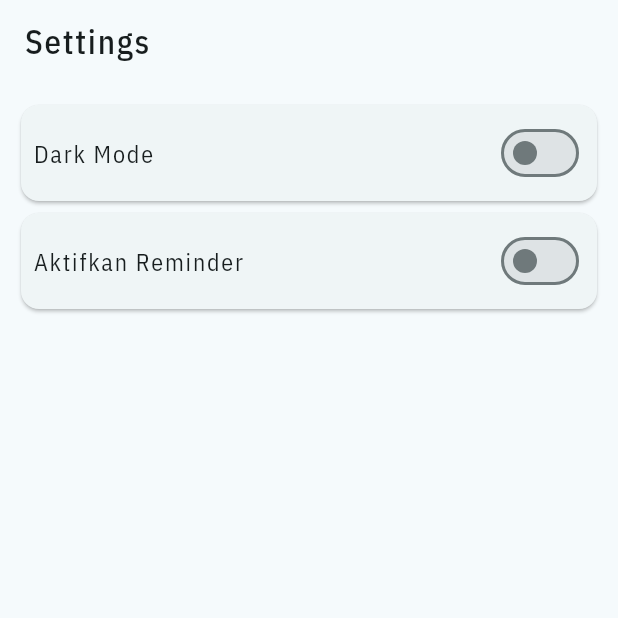
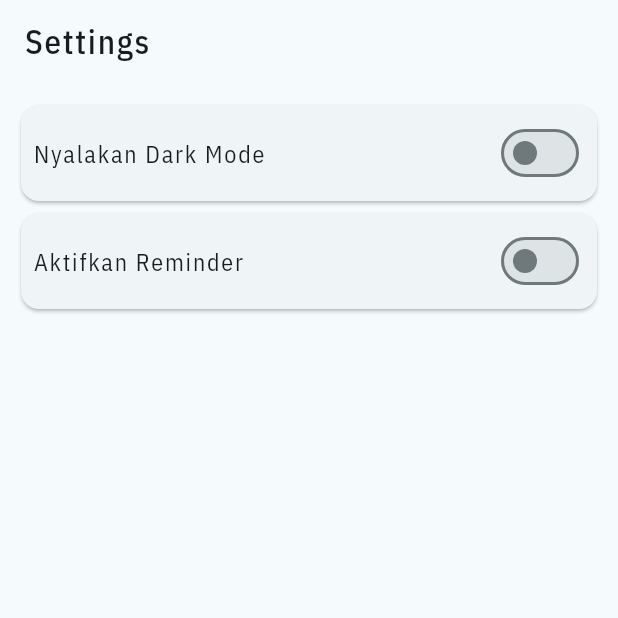
Before and after one commit to FikrTechnology/restaurant_app_api_provider, a Flutter app: the screen it shows after launch, item 3 of the bottom bar chosen, on a phone screen of 412 x 824 dp, the top half of it. Run offline on Flutter 3.47's test engine with Material 3 defaults, Android fonts, the phone set to English and light mode, and no system bars; our stand-ins replace flutter_local_notifications, flutter_svg, flutter_timezone, shared_preferences, sqflite, timezone; accounts and stored records are empty; network calls fail; project files that could hold a hidden picture were left out.

Commit message:
Fixing bug & penyesuaian

```diff
--- a/lib/main.dart
+++ b/lib/main.dart
@@ -69,9 +69,9 @@ class MyApp extends StatelessWidget {
       builder: (context, value, child) {
         return MaterialApp(
           title: 'Restaurant App',
-          theme: value.isDarkModeOn ? RestaurantTheme.darkTheme : RestaurantTheme.lightTheme,
-          darkTheme: value.isLightModeOn ? RestaurantTheme.lightTheme : RestaurantTheme.darkTheme,
-          themeMode: ThemeMode.system,
+          theme: RestaurantTheme.lightTheme,
+          darkTheme: RestaurantTheme.darkTheme,
+          themeMode: value.isDarkModeOn ? ThemeMode.dark : ThemeMode.light,
           initialRoute: NavigationRoute.mainRoute.name,
           routes: {
             NavigationRoute.mainRoute.name: (context) => const MainScreen(),
--- a/lib/provider/bookmark/local_database_provider.dart
+++ b/lib/provider/bookmark/local_database_provider.dart
@@ -66,7 +66,7 @@ class LocalDatabaseProvider extends ChangeNotifier {
   }
 
   bool checkItemBookmarked(String id) {
-    final isSameRestaurant = _restaurant!.id == id;
+    final isSameRestaurant = _restaurant?.id == id;
     return isSameRestaurant;
   }
 }
--- a/lib/provider/settings/theme_provider.dart
+++ b/lib/provider/settings/theme_provider.dart
@@ -2,17 +2,13 @@ part of '../provider_package.dart';
 
 class ThemeProvider extends ChangeNotifier {
   static const String _themeKey = "isDarkModeOn";
-  static const String _themeModeLightKey = "themeModeLight";
 
   bool _isDarkModeOn = false;
-  bool _isLightModeOn = false;
 
   bool get isDarkModeOn => _isDarkModeOn;
-  bool get isLightModeOn => _isLightModeOn;
 
   ThemeProvider() {
     _loadTheme();
-    _loadLightTheme();
   }
 
   void _loadTheme() async {
@@ -24,22 +20,7 @@ class ThemeProvider extends ChangeNotifier {
   void toggleTheme() async {
     final prefs = await SharedPreferences.getInstance();
     _isDarkModeOn = !_isDarkModeOn;
-    _isLightModeOn = false;
     await prefs.setBool(_themeKey, _isDarkModeOn);
     notifyListeners();
   }
-
-  void _loadLightTheme() async {
-    final prefs = await SharedPreferences.getInstance();
-    _isLightModeOn = prefs.getBool(_themeModeLightKey) ?? false;
-    notifyListeners();
-  }
-
-  void toggleLightTheme() async {
-    final prefs = await SharedPreferences.getInstance();
-    _isLightModeOn = !_isLightModeOn;
-    _isDarkModeOn = false;
-    await prefs.setBool(_themeModeLightKey, _isLightModeOn);
-    notifyListeners();
-  }
 }
--- a/lib/views/settings/settings_screen.dart
+++ b/lib/views/settings/settings_screen.dart
@@ -61,19 +61,14 @@ class _SettingsScreenState extends State<SettingsScreen> {
                       children: [
                         Text(
                           Theme.of(context).brightness == Brightness.light
-                              ? 'Dark Mode'
-                              : 'Light Mode',
+                              ? 'Nyalakan Dark Mode'
+                              : 'Matikan Dark Mode',
                           style: Theme.of(context).textTheme.titleMedium,
                         ),
                         Switch(
-                          value:
-                              Theme.of(context).brightness == Brightness.light
-                                  ? themeProvider.isDarkModeOn
-                                  : themeProvider.isLightModeOn,
+                          value: themeProvider.isDarkModeOn,
                           onChanged: (value) {
-                            Theme.of(context).brightness == Brightness.light
-                                ? themeProvider.toggleTheme()
-                                : themeProvider.toggleLightTheme();
+                            themeProvider.toggleTheme();
                           },
                         ),
                       ],
```
Also changed, not shown: lib/data/api/api_service.dart (+7 -4 lines), 1 other file.
